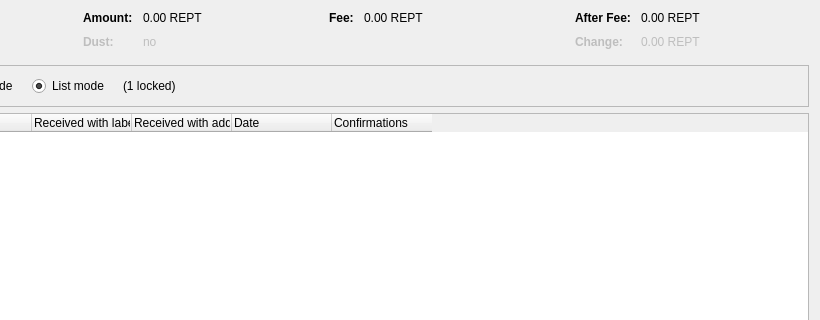
mraksoll4/reptiloids, file src/qt/forms/coincontroldialog.ui: the form before one commit; both pictures show x 180 to 1000 and y 0 to 320 of the 1000 by 500 pixel window.
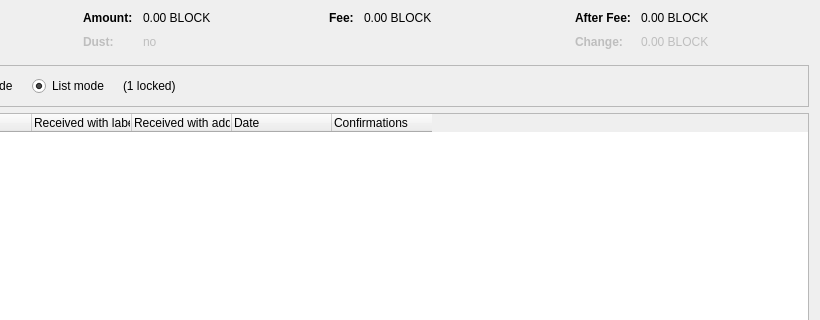
The form after the commit. Custom widgets are drawn as their Qt base class.

Commit message:
Revert "test Update BLOCK to REPT"
This reverts commit f4c36f0f96a4ceb1bd893ff101b5d71c9ba5575f.

The edit to the form file:
```diff
--- a/src/qt/forms/coincontroldialog.ui
+++ b/src/qt/forms/coincontroldialog.ui
@@ -132,7 +132,7 @@
           <enum>Qt::ActionsContextMenu</enum>
          </property>
          <property name="text">
-          <string notr="true">0.00 REPT</string>
+          <string notr="true">0.00 BLOCK</string>
          </property>
          <property name="textInteractionFlags">
           <set>Qt::LinksAccessibleByMouse|Qt::TextSelectableByKeyboard|Qt::TextSelectableByMouse</set>
@@ -212,7 +212,7 @@
           <enum>Qt::ActionsContextMenu</enum>
          </property>
          <property name="text">
-          <string notr="true">0.00 REPT</string>
+          <string notr="true">0.00 BLOCK</string>
          </property>
          <property name="textInteractionFlags">
           <set>Qt::LinksAccessibleByMouse|Qt::TextSelectableByKeyboard|Qt::TextSelectableByMouse</set>
@@ -257,7 +257,7 @@
           <enum>Qt::ActionsContextMenu</enum>
          </property>
          <property name="text">
-          <string notr="true">0.00 REPT</string>
+          <string notr="true">0.00 BLOCK</string>
          </property>
          <property name="textInteractionFlags">
           <set>Qt::LinksAccessibleByMouse|Qt::TextSelectableByKeyboard|Qt::TextSelectableByMouse</set>
@@ -292,7 +292,7 @@
           <enum>Qt::ActionsContextMenu</enum>
          </property>
          <property name="text">
-          <string notr="true">0.00 REPT</string>
+          <string notr="true">0.00 BLOCK</string>
          </property>
          <property name="textInteractionFlags">
           <set>Qt::LinksAccessibleByMouse|Qt::TextSelectableByKeyboard|Qt::TextSelectableByMouse</set>
```
The commit also changes 138 other files.
